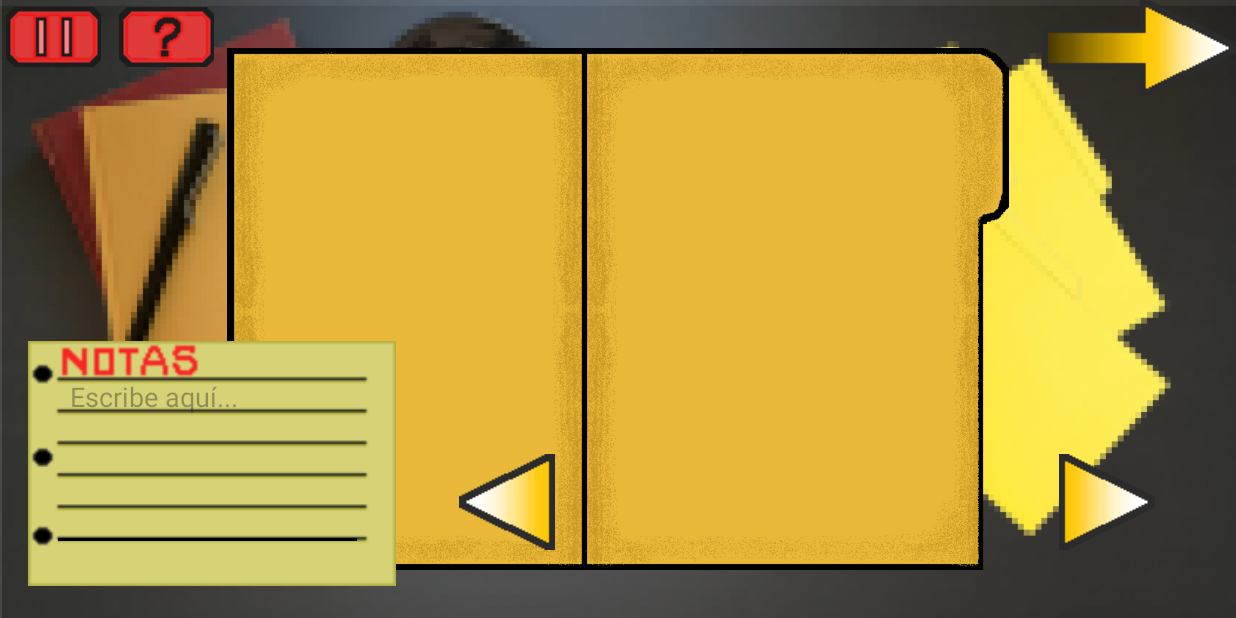
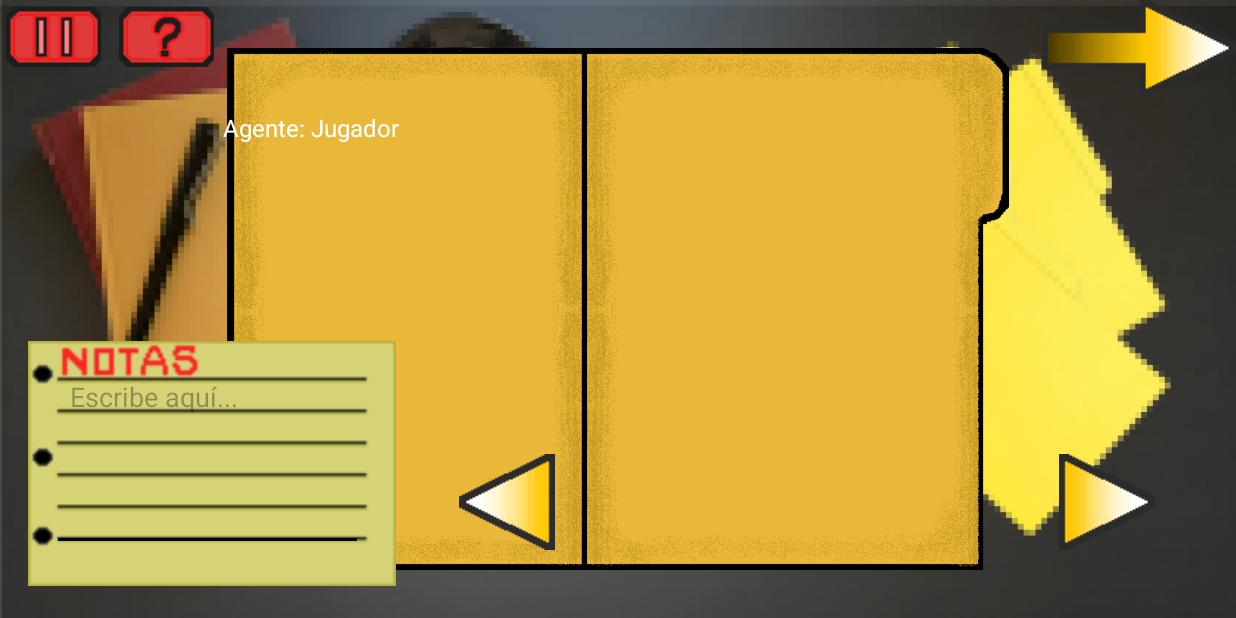
Before and after one commit to Maria7703/Videojuego, an Android app: the DemoActivity screen opened directly, with no data from a screen before it, on a phone screen of 824 x 412 dp (held sideways). Run offline under Robolectric (Android 15) with nearby library versions, the phone set to English and light mode, and no system bars.

```diff
--- a/app/src/main/java/com/example/videojuego/DemoActivity.java
+++ b/app/src/main/java/com/example/videojuego/DemoActivity.java
@@ -6,12 +6,15 @@ import android.os.Bundle;
 import android.view.View;
 import android.widget.EditText;
 import android.widget.ImageButton;
+import android.widget.TextView;
 
 import androidx.appcompat.app.AppCompatActivity;
 
 public class DemoActivity extends AppCompatActivity {
+
     private View[] hojas;
     private int hojaActual = 0;
+
     private EditText notaEditText;
     private static final String PREFS_NAME = "MiVideojuegoPrefs";
     private static final String CLAVE_NOTA = "nota_guardada";
@@ -19,10 +22,10 @@ public class DemoActivity extends AppCompatActivity {
     @Override
     protected void onCreate(Bundle savedInstanceState) {
         super.onCreate(savedInstanceState);
-        setContentView(R.layout.demmo);  // ✅ Siempre va primero
+        setContentView(R.layout.demmo);         // 1) layout primero
 
-        View decorView = getWindow().getDecorView();
-        decorView.setSystemUiVisibility(
+        // ——— Pantalla completa inmersiva ———
+        getWindow().getDecorView().setSystemUiVisibility(
                 View.SYSTEM_UI_FLAG_IMMERSIVE_STICKY
                         | View.SYSTEM_UI_FLAG_FULLSCREEN
                         | View.SYSTEM_UI_FLAG_HIDE_NAVIGATION
@@ -31,24 +34,27 @@ public class DemoActivity extends AppCompatActivity {
                         | View.SYSTEM_UI_FLAG_LAYOUT_STABLE
         );
 
-        // Obtener si es nueva partida
-        boolean nuevaPartida = getIntent().getBooleanExtra("nuevaPartida", false);
-        SharedPreferences prefs = getSharedPreferences(PREFS_NAME, MODE_PRIVATE);
+        // ——— SharedPreferences (solo una instancia) ———
+        SharedPreferences prefs  = getSharedPreferences(PREFS_NAME, MODE_PRIVATE);
         SharedPreferences.Editor editor = prefs.edit();
 
-        // Referencia al campo de nota
+        // ——— Mostrar nombre del jugador ———
+        String nombreJugador = prefs.getString("nombreJugador", "Jugador");
+        TextView textoNombre = findViewById(R.id.textoNombre);
+        textoNombre.setText("Agente: " + nombreJugador);
+
+        // ——— Nota (nueva partida vs continuar) ———
+        boolean nuevaPartida = getIntent().getBooleanExtra("nuevaPartida", false);
         notaEditText = findViewById(R.id.editTextText);
 
         if (nuevaPartida) {
-            editor.remove(CLAVE_NOTA);
-            editor.apply();
+            editor.remove(CLAVE_NOTA).apply();      // limpia nota
             notaEditText.setText("");
         } else {
-            String notaGuardada = prefs.getString(CLAVE_NOTA, "");
-            notaEditText.setText(notaGuardada);
+            notaEditText.setText(prefs.getString(CLAVE_NOTA, ""));
         }
 
-        // Inicializar las hojas
+        // ——— Inicializar las “hojas” ———
         hojas = new View[]{
                 findViewById(R.id.hoja1),
                 findViewById(R.id.hoja2),
@@ -57,17 +63,15 @@ public class DemoActivity extends AppCompatActivity {
                 findViewById(R.id.hoja5)
         };
 
-        ImageButton btnAnterior = findViewById(R.id.botonAnterior);
-        ImageButton btnSiguiente = findViewById(R.id.botonSiguiente);
-
+        ImageButton btnAnterior   = findViewById(R.id.botonAnterior);
+        ImageButton btnSiguiente  = findViewById(R.id.botonSiguiente);
         btnAnterior.setOnClickListener(v -> cambiarHoja(hojaActual - 1));
         btnSiguiente.setOnClickListener(v -> cambiarHoja(hojaActual + 1));
 
-        ImageButton botonIrAContrasena = findViewById(R.id.imageButton);
-        botonIrAContrasena.setOnClickListener(v -> {
-            Intent intent = new Intent(DemoActivity.this, ContrasenaActivity.class);
-            startActivity(intent);
-        });
+        // ——— Botón para ir a la pantalla de contraseña ———
+        findViewById(R.id.imageButton).setOnClickListener(v ->
+                startActivity(new Intent(this, ContrasenaActivity.class))
+        );
     }
 
     private void cambiarHoja(int nuevaHoja) {
@@ -82,13 +86,10 @@ public class DemoActivity extends AppCompatActivity {
     protected void onPause() {
         super.onPause();
 
+        // Guarda la nota y limpia la bandera nuevaPartida
         SharedPreferences prefs = getSharedPreferences(PREFS_NAME, MODE_PRIVATE);
         SharedPreferences.Editor editor = prefs.edit();
         editor.putString(CLAVE_NOTA, notaEditText.getText().toString());
-        editor.apply();
-        boolean nuevaPartida = prefs.getBoolean("nuevaPartida", false);
-
-        // limpiar la bandera después de usarla
         editor.putBoolean("nuevaPartida", false);
         editor.apply();
     }
--- a/app/src/main/res/layout/demmo.xml
+++ b/app/src/main/res/layout/demmo.xml
@@ -28,7 +28,7 @@
         app:layout_constraintEnd_toEndOf="parent"
         app:layout_constraintStart_toStartOf="parent"
         app:layout_constraintTop_toTopOf="parent"
-        app:layout_constraintVertical_bias="1.0"
+        app:layout_constraintVertical_bias="0.0"
         app:srcCompat="@drawable/carpeta" />
 
 
@@ -1156,6 +1156,22 @@
         app:layout_constraintTop_toTopOf="parent"
         app:srcCompat="@drawable/botonayuda" />
 
+
+    <TextView
+        android:id="@+id/textoNombre"
+        android:layout_width="wrap_content"
+        android:layout_height="wrap_content"
+        android:layout_gravity="center_horizontal"
+        android:text="Agente: "
+        android:textColor="@android:color/white"
+        android:textSize="16sp"
+        app:layout_constraintBottom_toBottomOf="parent"
+        app:layout_constraintEnd_toEndOf="parent"
+        app:layout_constraintHorizontal_bias="0.21"
+        app:layout_constraintStart_toStartOf="parent"
+        app:layout_constraintTop_toTopOf="parent"
+        app:layout_constraintVertical_bias="0.19" />
+
 </androidx.constraintlayout.widget.ConstraintLayout>
 
 
```
Also changed, not shown: app/src/main/java/com/example/videojuego/PantallaCompuActivity.java (+9 -7 lines).
